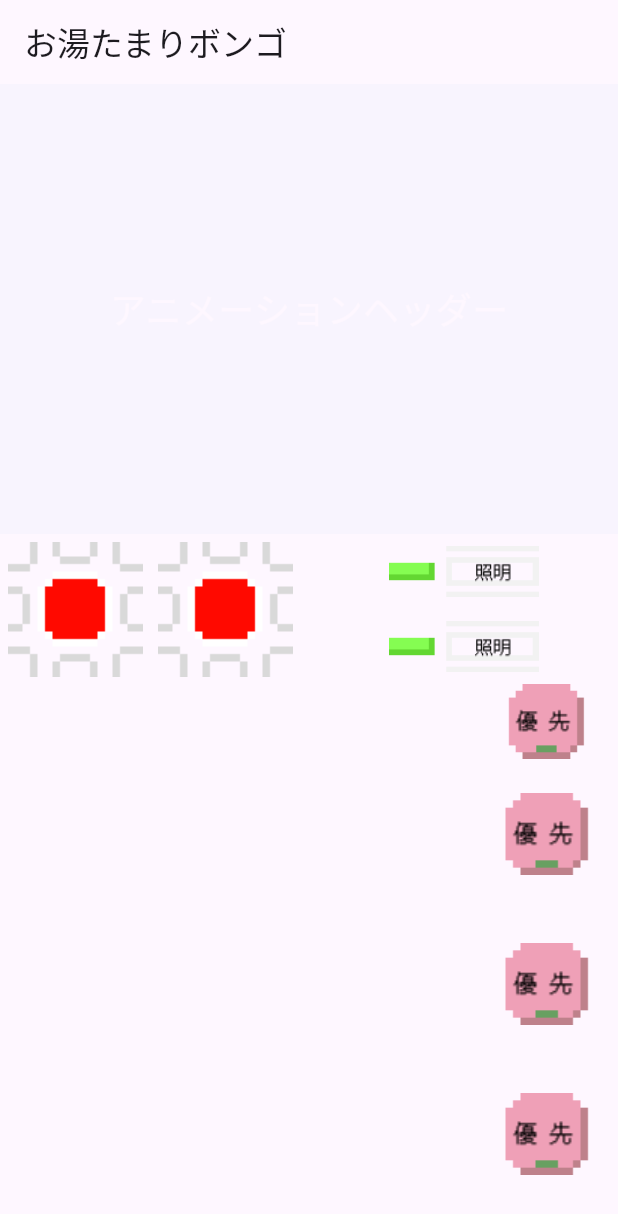
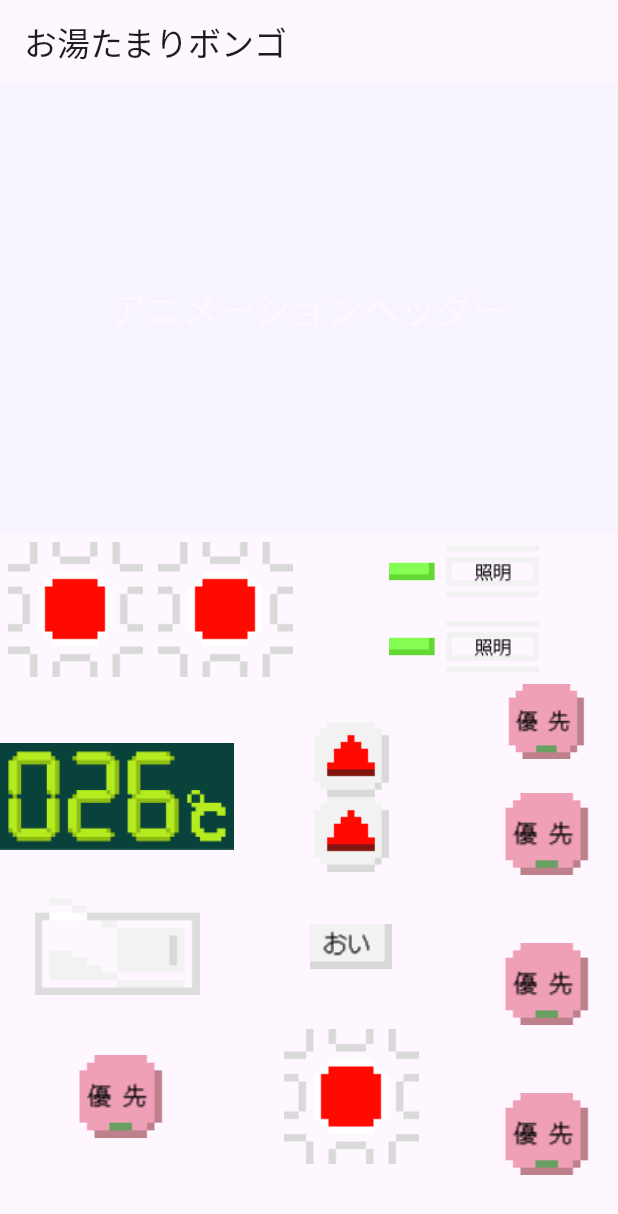
Before and after one commit to ironmax123/oyutamari_bongo, a Flutter app: the screen it shows after launch, on a phone screen of 412 x 824 dp. Shown: the top 1214 px of the screen. Run offline on Flutter 3.47's test engine with Material 3 defaults, Android fonts, the phone set to English and light mode, and no system bars; our stand-ins replace flutter_blue_plus, flutter_hooks, just_audio; missing offline and left inert: audio_session; statements that could not run were skipped.

Commit message:
途中まで

```diff
--- a/lib/pages/home/components/button_circle.dart
+++ b/lib/pages/home/components/button_circle.dart
@@ -40,14 +40,6 @@ class ButtonCircle extends StatelessWidget {
             // ボタン3の処理
           },
         ),
-        ImageButton(
-          imagePath: 'assets/images/button3.png',
-          width: 100,
-          height: 100,
-          onPressed: () {
-            // ボタン3の処理
-          },
-        ),
       ],
     );
   }
--- a/lib/pages/home/home_page.dart
+++ b/lib/pages/home/home_page.dart
@@ -1,8 +1,8 @@
 import 'package:flutter/material.dart';
-import 'package:oyutamaribondo/pages/home/components/button_circle.dart';
 import 'package:oyutamaribondo/pages/home/components/button_components1.dart';
 import 'package:oyutamaribondo/pages/home/components/button_components2.dart';
 import 'package:oyutamaribondo/pages/home/components/button_updown.dart';
+import 'package:oyutamaribondo/pages/home/components/button_circle.dart';
 import 'package:oyutamaribondo/components/animated_header.dart';
 import 'package:oyutamaribondo/components/image_button.dart';
 
@@ -19,6 +19,7 @@ class HomePage extends StatelessWidget {
         children: [
           const AnimatedHeader(),
           Expanded(
+            child: SingleChildScrollView(
               child: Column(
                 children: [
                   Row(
@@ -27,12 +28,12 @@ class HomePage extends StatelessWidget {
                       Expanded(child: Buttoncomponents2()),
                     ],
                   ),
-                Align(
-                  alignment: Alignment.topRight,
-                  child: ButtonCircle(),
-                ),
+                  Row(
+                    children: [
                       Expanded(
-                  child: Row(
+                        child: Column(
+                          children: [
+                            Row(
                               children: [
                                 Expanded(
                                   child: ImageButton(
@@ -44,12 +45,37 @@ class HomePage extends StatelessWidget {
                                     },
                                   ),
                                 ),
-                      Expanded(child: ButtonUpdown()),
+                                Expanded(
+                                  child: ButtonUpdown(),
+                                ),
                               ],
                             ),
+                            Row(
+                              children: [
+                                Expanded(
+                                  child: ImageButton(
+                                    imagePath: 'assets/images/button5.png',
+                                    width: 100,
+                                    height: 100,
+                                    onPressed: () {
+                                      // ボタン9の処理
+                                    },
                                   ),
+                                ),
+
                                 Expanded(
-                  child: Row(
+                                  child: ImageButton(
+                                    imagePath: 'assets/images/button1.png',
+                                    width: 100,
+                                    height: 100,
+                                    onPressed: () {
+                                      // ボタン10の処理
+                                    },
+                                  ),
+                                ),
+                              ],
+                            ),
+                            Row(
                               children: [
                                 Expanded(
                                   child: ImageButton(
@@ -73,8 +99,17 @@ class HomePage extends StatelessWidget {
                                 ),
                               ],
                             ),
+                          ],
+                        ),
+                      ),
+                      Align(
+                        alignment: Alignment.topRight,
+                        child: ButtonCircle(),
                       ),
                     ],
+                  ),
+                ],
+              ),
             ),
           ),
         ],
```
Lines whose indentation alone changed are shown as unchanged.
